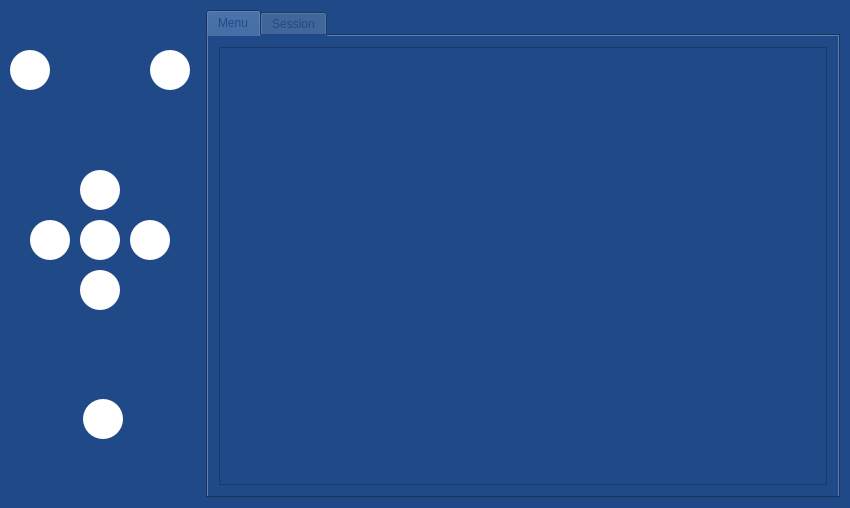
This is ui/mainwindow.ui in sayyidahakindele/team40 as Qt 5 draws it before an edit. The edited form follows.
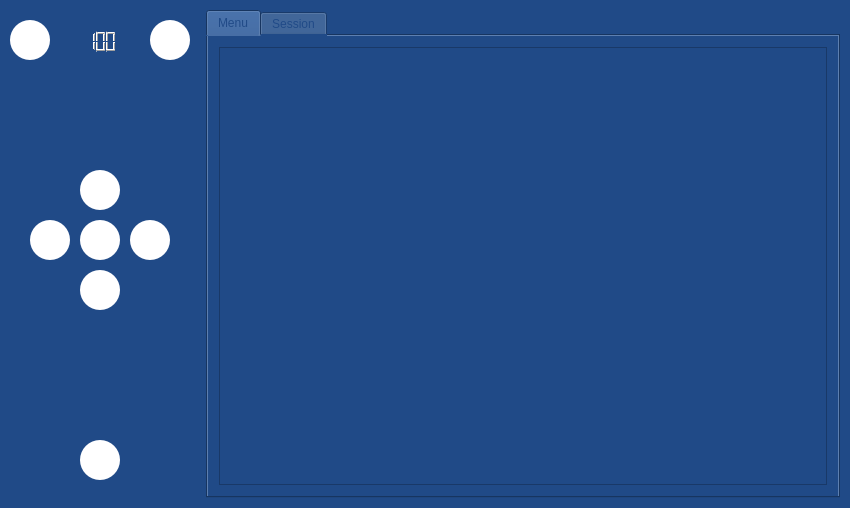
This is the edited form. Icons and pictures are not drawn.

The edit to the form file:
```diff
--- a/ui/mainwindow.ui
+++ b/ui/mainwindow.ui
@@ -125,8 +125,8 @@
         <widget class="QPushButton" name="powerButton">
          <property name="geometry">
           <rect>
-           <x>73</x>
-           <y>389</y>
+           <x>70</x>
+           <y>430</y>
            <width>40</width>
            <height>40</height>
           </rect>
@@ -225,7 +225,7 @@
          <property name="geometry">
           <rect>
            <x>140</x>
-           <y>40</y>
+           <y>10</y>
            <width>40</width>
            <height>40</height>
           </rect>
@@ -267,7 +267,7 @@
          <property name="geometry">
           <rect>
            <x>0</x>
-           <y>40</y>
+           <y>10</y>
            <width>40</width>
            <height>40</height>
           </rect>
@@ -506,6 +506,25 @@
           <string/>
          </property>
         </widget>
+        <widget class="QLCDNumber" name="battery">
+         <property name="geometry">
+          <rect>
+           <x>50</x>
+           <y>20</y>
+           <width>61</width>
+           <height>23</height>
+          </rect>
+         </property>
+         <property name="autoFillBackground">
+          <bool>false</bool>
+         </property>
+         <property name="frameShape">
+          <enum>QFrame::NoFrame</enum>
+         </property>
+         <property name="intValue" stdset="0">
+          <number>100</number>
+         </property>
+        </widget>
         <zorder>menuButton</zorder>
         <zorder>downButton</zorder>
         <zorder>backButton</zorder>
```
Left out of the diff: 1 changed line with no effect on the pictures.
